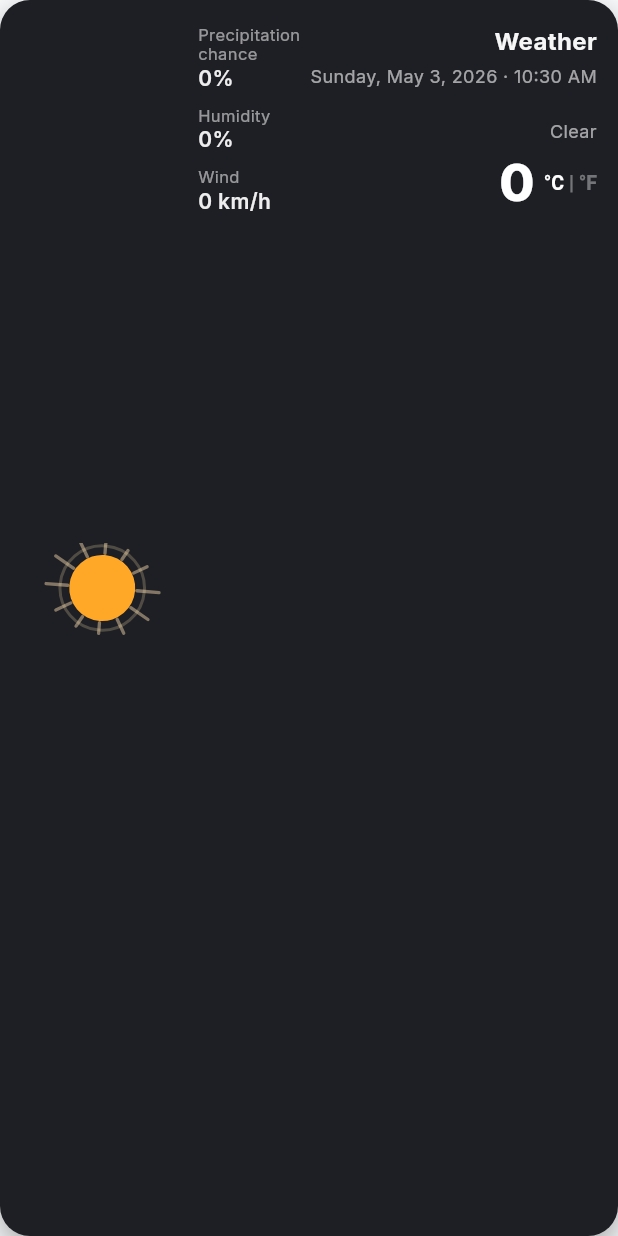
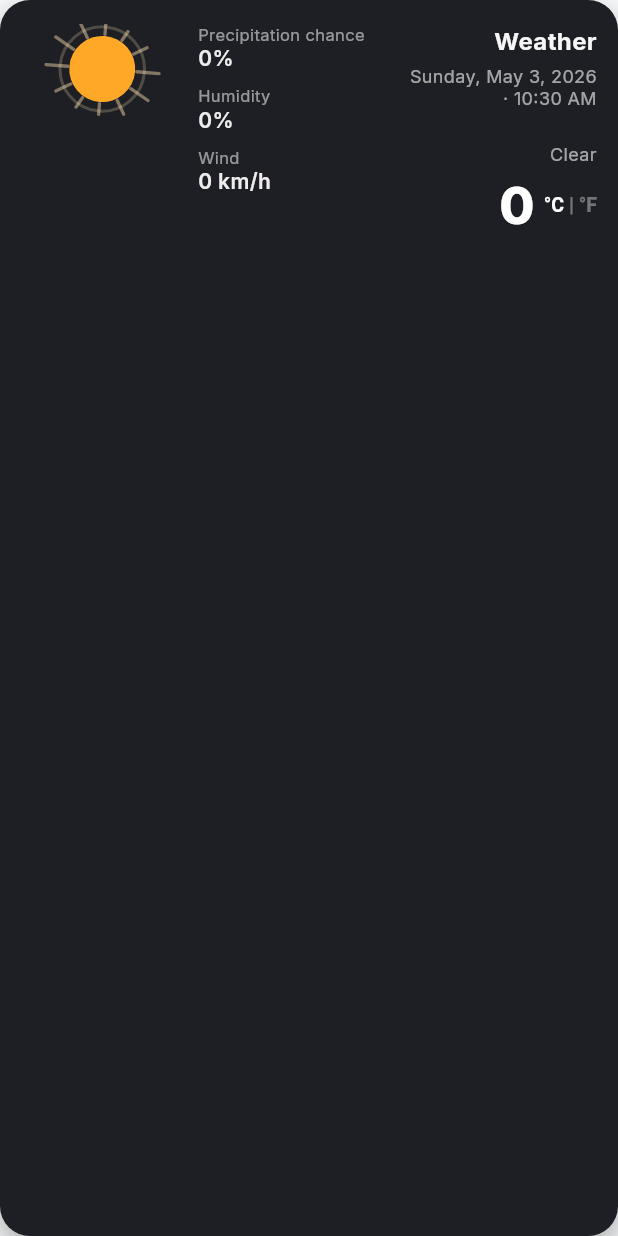
Before and after one commit to navneeth-official/Growsphere, a Flutter app: the GardenWeatherHeroBanner widget shown alone on an empty page, opened directly with empty values, on a phone screen of 412 x 824 dp. Run offline on Flutter 3.47's test engine with Material 3 defaults, Android fonts, the phone set to English and light mode, and no system bars; our stand-ins replace fl_chart, flutter_local_notifications, flutter_riverpod, flutter_timezone, geolocator, go_router and 5 more; accounts and stored records are empty.

Commit message:
Intial Commit

```diff
--- a/lib/features/garden/garden_weather_banner.dart
+++ b/lib/features/garden/garden_weather_banner.dart
@@ -50,6 +50,13 @@ class _GardenWeatherHeroBannerState extends State<GardenWeatherHeroBanner> with
     final dayStr = MaterialLocalizations.of(context).formatFullDate(DateTime.now());
     final condition = WeatherSnapshot.labelForWmoCode(w.code);
 
+    return LayoutBuilder(
+      builder: (context, constraints) {
+        final narrow = constraints.maxWidth < 340;
+        final artW = narrow ? 86.0 : 108.0;
+        final artH = narrow ? 86.0 : 100.0;
+        final hPad = narrow ? 10.0 : 14.0;
+
         return Container(
           decoration: BoxDecoration(
             color: const Color(0xFF1E1F24),
@@ -62,13 +69,13 @@ class _GardenWeatherHeroBannerState extends State<GardenWeatherHeroBanner> with
               ),
             ],
           ),
-      padding: const EdgeInsets.symmetric(horizontal: 14, vertical: 16),
+          padding: EdgeInsets.symmetric(horizontal: hPad, vertical: 16),
           child: Row(
-        crossAxisAlignment: CrossAxisAlignment.center,
+            crossAxisAlignment: CrossAxisAlignment.start,
             children: [
               SizedBox(
-            width: 108,
-            height: 100,
+                width: artW,
+                height: artH,
                 child: ClipRRect(
                   borderRadius: BorderRadius.circular(16),
                   clipBehavior: Clip.antiAlias,
@@ -85,48 +92,66 @@ class _GardenWeatherHeroBannerState extends State<GardenWeatherHeroBanner> with
                   ),
                 ),
               ),
-          const SizedBox(width: 10),
+              SizedBox(width: narrow ? 8 : 10),
               Expanded(
                 child: Column(
                   crossAxisAlignment: CrossAxisAlignment.start,
                   children: [
                     Text(
                       'Precipitation chance',
+                      maxLines: 2,
+                      softWrap: true,
+                      overflow: TextOverflow.ellipsis,
                       style: GoogleFonts.inter(fontSize: 11, color: Colors.white54, height: 1.2),
                     ),
                     Text(
                       '${w.rainChancePct ?? '—'}%',
+                      maxLines: 1,
+                      overflow: TextOverflow.ellipsis,
                       style: GoogleFonts.inter(fontSize: 14, fontWeight: FontWeight.w600, color: Colors.white.withValues(alpha: 0.92)),
                     ),
                     const SizedBox(height: 8),
                     Text(
                       'Humidity',
+                      maxLines: 2,
+                      softWrap: true,
+                      overflow: TextOverflow.ellipsis,
                       style: GoogleFonts.inter(fontSize: 11, color: Colors.white54, height: 1.2),
                     ),
                     Text(
                       '${w.humidityPct?.round() ?? '—'}%',
+                      maxLines: 1,
+                      overflow: TextOverflow.ellipsis,
                       style: GoogleFonts.inter(fontSize: 14, fontWeight: FontWeight.w600, color: Colors.white.withValues(alpha: 0.92)),
                     ),
                     const SizedBox(height: 8),
                     Text(
                       'Wind',
+                      maxLines: 1,
+                      overflow: TextOverflow.ellipsis,
                       style: GoogleFonts.inter(fontSize: 11, color: Colors.white54, height: 1.2),
                     ),
                     Text(
                       '${w.windKmh.round()} km/h',
+                      maxLines: 1,
+                      overflow: TextOverflow.ellipsis,
                       style: GoogleFonts.inter(fontSize: 14, fontWeight: FontWeight.w600, color: Colors.white.withValues(alpha: 0.92)),
                     ),
                   ],
                 ),
               ),
               const SizedBox(width: 6),
-          Column(
+              Expanded(
+                child: Column(
                   crossAxisAlignment: CrossAxisAlignment.end,
                   children: [
                     Text(
                       'Weather',
+                      maxLines: 1,
+                      overflow: TextOverflow.ellipsis,
+                      textAlign: TextAlign.right,
                       style: GoogleFonts.inter(
-                  fontSize: 16,
+                        fontSize: narrow ? 14 : 16,
                         fontWeight: FontWeight.w700,
                         color: Colors.white.withValues(alpha: 0.96),
                       ),
@@ -135,36 +160,40 @@ class _GardenWeatherHeroBannerState extends State<GardenWeatherHeroBanner> with
                     Text(
                       '$dayStr · $timeStr',
                       textAlign: TextAlign.right,
-                style: GoogleFonts.inter(fontSize: 12, color: Colors.white60, height: 1.25),
+                      maxLines: 2,
+                      softWrap: true,
+                      overflow: TextOverflow.ellipsis,
+                      style: GoogleFonts.inter(fontSize: narrow ? 10 : 12, color: Colors.white60, height: 1.25),
                     ),
                     const SizedBox(height: 4),
-              SizedBox(
-                width: 132,
-                child: Text(
+                    Text(
                       widget.placeLine,
                       textAlign: TextAlign.right,
-                  maxLines: 1,
+                      maxLines: 2,
+                      softWrap: true,
                       overflow: TextOverflow.ellipsis,
                       style: GoogleFonts.inter(fontSize: 10, color: Colors.white38),
                     ),
-              ),
                     const SizedBox(height: 4),
-              SizedBox(
-                width: 120,
-                child: Text(
+                    Text(
                       condition,
                       textAlign: TextAlign.right,
+                      maxLines: 2,
+                      softWrap: true,
+                      overflow: TextOverflow.ellipsis,
                       style: GoogleFonts.inter(fontSize: 12, color: Colors.white60, height: 1.25),
                     ),
-              ),
                     const SizedBox(height: 10),
-              Row(
+                    FittedBox(
+                      fit: BoxFit.scaleDown,
+                      alignment: Alignment.centerRight,
+                      child: Row(
                         mainAxisSize: MainAxisSize.min,
                         children: [
                           Text(
                             _tempDisplay.round().toString(),
                             style: GoogleFonts.inter(
-                      fontSize: 34,
+                              fontSize: narrow ? 28 : 34,
                               fontWeight: FontWeight.w800,
                               height: 1,
                               color: Colors.white,
@@ -199,23 +228,24 @@ class _GardenWeatherHeroBannerState extends State<GardenWeatherHeroBanner> with
                           ),
                         ],
                       ),
+                    ),
                     if (widget.sourceLine != null && widget.sourceLine!.isNotEmpty) ...[
                       const SizedBox(height: 8),
-                SizedBox(
-                  width: 132,
-                  child: Text(
+                      Text(
                         widget.sourceLine!,
                         textAlign: TextAlign.right,
                         maxLines: 2,
                         overflow: TextOverflow.ellipsis,
                         style: GoogleFonts.inter(fontSize: 9, color: Colors.white38, height: 1.2),
                       ),
-                ),
                     ],
                   ],
                 ),
+              ),
             ],
           ),
+        );
+      },
     );
   }
 }
```
Lines whose indentation alone changed are shown as unchanged.
